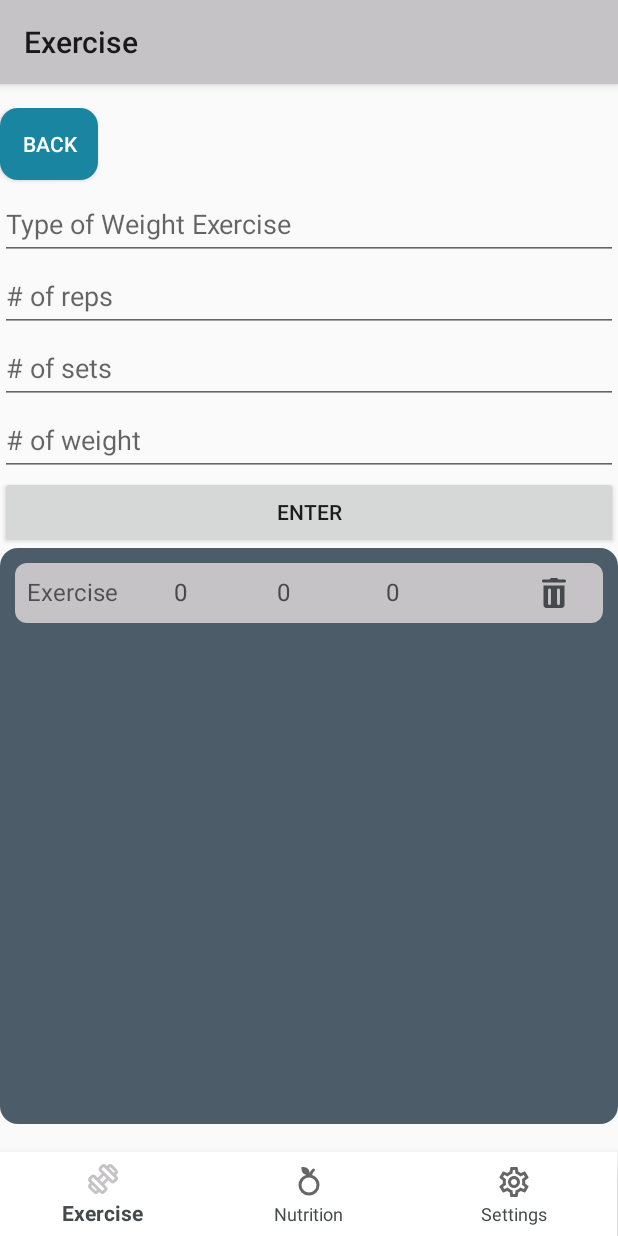
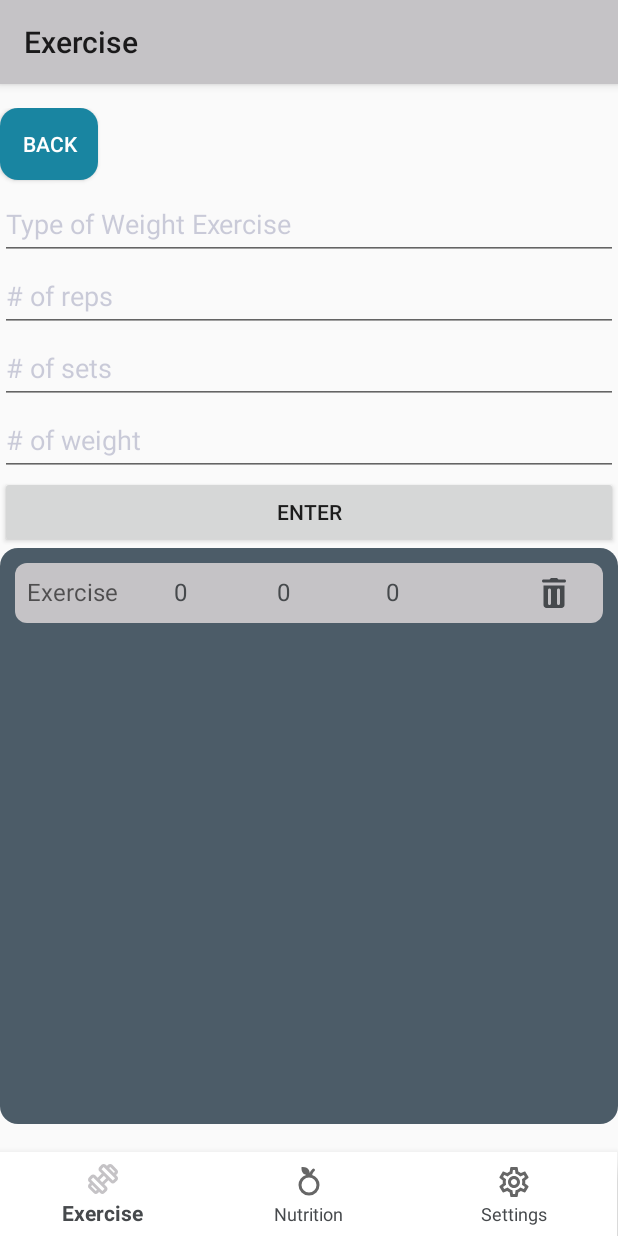
Before and after one commit to neldrs/FitQuest, an Android app: the WeightTrainingFragment screen opened through its navigation route, after a tap on "ENTER", on a phone screen of 412 x 824 dp. Run offline under Robolectric (Android 15) with nearby library versions, the phone set to English and light mode, and no system bars; our stand-ins replace Firebase (no records; nobody signed in at launch, a user with empty details on screens opened directly), navigation-ui; 3 statements that could not run were skipped.

Commit message:
Update fragment_weight_training.xml

```diff
--- a/app/src/main/res/layout/fragment_weight_training.xml
+++ b/app/src/main/res/layout/fragment_weight_training.xml
@@ -35,7 +35,8 @@
             android:inputType="text"
             android:minHeight="48dp"
             android:hint="Type of Weight Exercise"
-            android:textColor="#46494C" />
+            android:textColor="#46494C"
+            android:textColorHint="#46494C80" />
 
         <EditText
             android:id="@+id/reps"
@@ -44,7 +45,8 @@
             android:inputType="number"
             android:minHeight="48dp"
             android:hint="# of reps"
-            android:textColor="#46494C" />
+            android:textColor="#46494C"
+            android:textColorHint="#46494C80" />
 
         <EditText
             android:id="@+id/sets"
@@ -53,7 +55,8 @@
             android:inputType="number"
             android:minHeight="48dp"
             android:hint="# of sets"
-            android:textColor="#46494C" />
+            android:textColor="#46494C"
+            android:textColorHint="#46494C80"/>
 
         <EditText
             android:id="@+id/weight"
@@ -62,7 +65,8 @@
             android:inputType="number"
             android:minHeight="48dp"
             android:hint="# of weight"
-            android:textColor="#46494C" />
+            android:textColor="#46494C"
+            android:textColorHint="#46494C80"/>
 
         <Button
             android:id="@+id/bEnter"
```
